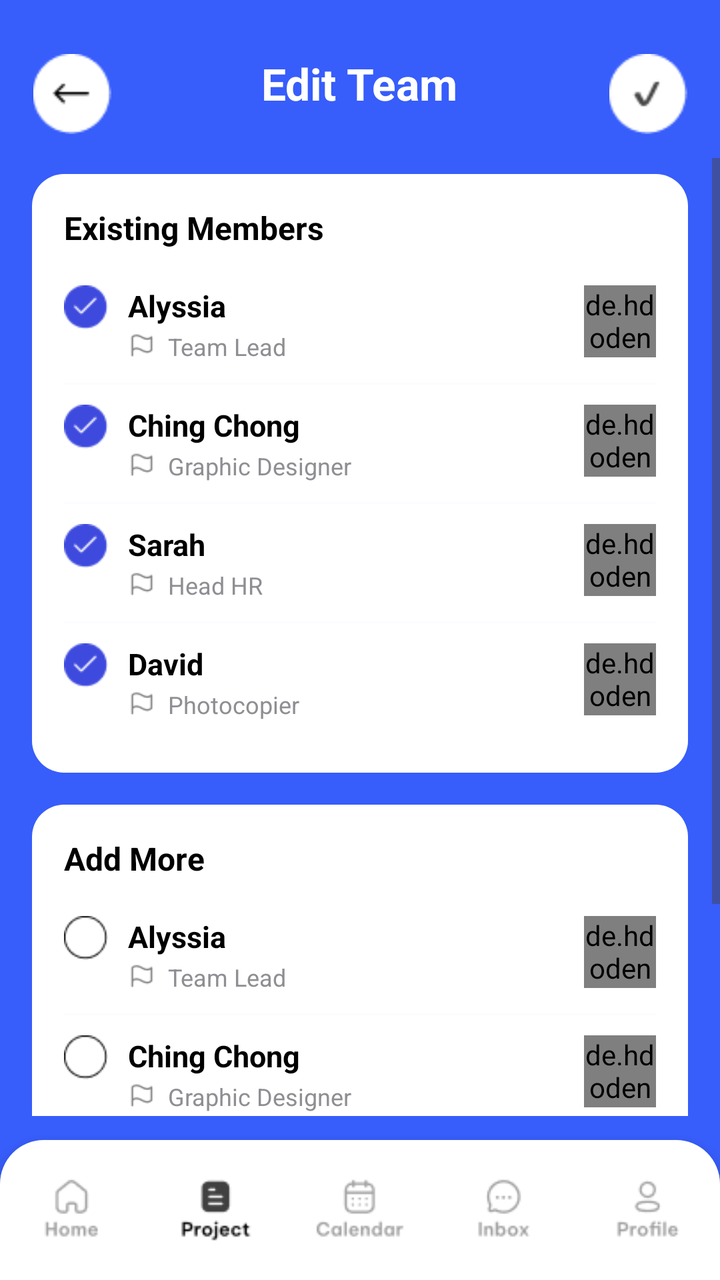
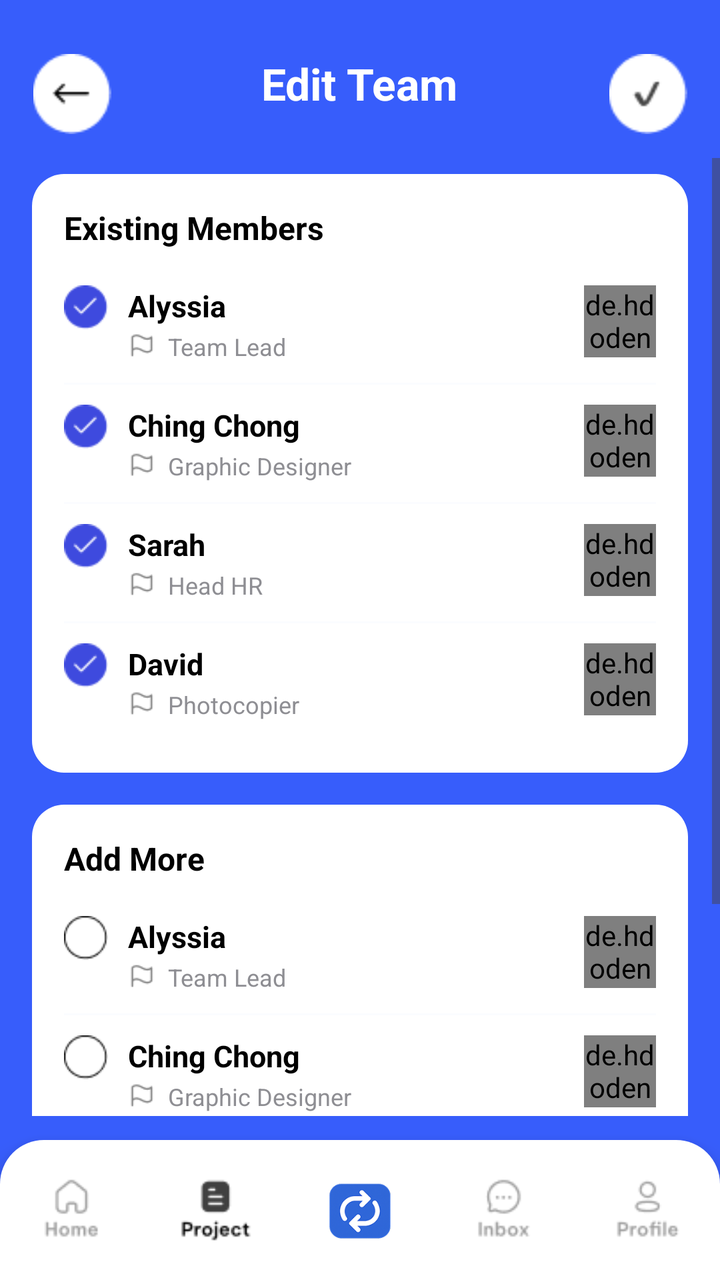

The first picture is an Android layout as it rendered before a commit; the second is the same layout after the commit. The layout source and the unified diff follow.
<!-- AndroidManifest.xml: application theme Theme.Teamflow -->
<!-- res/layout/activity_edit_team.xml -->
<?xml version="1.0" encoding="utf-8"?>
<RelativeLayout xmlns:android="http://schemas.android.com/apk/res/android"
    xmlns:app="http://schemas.android.com/apk/res-auto"
    xmlns:tools="http://schemas.android.com/tools"
    android:layout_width="match_parent"
    android:layout_height="match_parent"
    android:background="@color/bluebg"
    android:paddingTop="15dp"
    tools:context=".edit_team">

    
    <RelativeLayout
        android:id="@+id/topBar"
        android:layout_width="match_parent"
        android:layout_height="64dp"
        android:paddingStart="16dp"
        android:paddingEnd="16dp"
        android:gravity="center_vertical">

        <ImageView
            android:id="@+id/btnBack"
            android:layout_width="40dp"
            android:layout_height="40dp"
            android:src="@drawable/back_arrow"
            android:layout_alignParentStart="true" />

        <TextView
            android:id="@+id/title"
            android:layout_width="wrap_content"
            android:layout_height="wrap_content"
            android:layout_centerHorizontal="true"
            android:text="Edit Team"
            android:textColor="@color/white"
            android:textSize="22sp"
            android:textStyle="bold" />

        <ImageView
            android:id="@+id/btnSave"
            android:layout_width="40dp"
            android:layout_height="40dp"
            android:layout_alignParentEnd="true"
            android:src="@drawable/save_tick" />
    </RelativeLayout>

    
    <ScrollView
        android:layout_width="match_parent"
        android:layout_height="0dp"
        android:layout_below="@id/topBar"
        android:layout_above="@id/bottomNav"
        android:fillViewport="true"
        android:paddingBottom="12dp">

        <LinearLayout
            android:layout_width="match_parent"
            android:layout_height="wrap_content"
            android:orientation="vertical"
            android:paddingHorizontal="16dp">

            
            <LinearLayout
                android:layout_width="match_parent"
                android:layout_height="wrap_content"
                android:orientation="vertical"
                android:background="@drawable/bg_card_round"
                android:padding="16dp"
                android:layout_marginTop="8dp">

                <TextView
                    android:layout_width="wrap_content"
                    android:layout_height="wrap_content"
                    android:text="Existing Members"
                    android:textColor="@color/black"
                    android:textStyle="bold"
                    android:textSize="16sp"
                    android:paddingBottom="8dp" />

                
                <LinearLayout
                    android:layout_width="match_parent"
                    android:layout_height="wrap_content"
                    android:orientation="horizontal"
                    android:paddingVertical="10dp">

                    <ImageView
                        android:layout_width="22dp"
                        android:layout_height="22dp"
                        android:src="@drawable/completed_tick" />

                    <LinearLayout
                        android:layout_width="0dp"
                        android:layout_height="wrap_content"
                        android:layout_weight="1"
                        android:orientation="vertical"
                        android:layout_marginStart="10dp">

                        <TextView
                            android:layout_width="wrap_content"
                            android:layout_height="wrap_content"
                            android:text="Alyssia"
                            android:textStyle="bold"
                            android:textSize="15sp"
                            android:textColor="@color/black" />

                        <LinearLayout
                            android:layout_width="wrap_content"
                            android:layout_height="wrap_content"
                            android:orientation="horizontal"
                            android:layout_marginTop="2dp"
                            android:gravity="center_vertical">

                            <ImageView
                                android:layout_width="14dp"
                                android:layout_height="14dp"
                                android:src="@drawable/flag" />

                            <TextView
                                android:layout_width="wrap_content"
                                android:layout_height="wrap_content"
                                android:text="Team Lead"
                                android:textColor="@color/textgrey"
                                android:textSize="12sp"
                                android:layout_marginStart="6dp" />
                        </LinearLayout>
                    </LinearLayout>

                    <de.hdodenhof.circleimageview.CircleImageView
                        android:layout_width="36dp"
                        android:layout_height="36dp"
                        android:src="@drawable/pfp1" />
                </LinearLayout>

                <View android:layout_width="match_parent" android:layout_height="1dp" android:background="@color/greybg" />

                
                <LinearLayout
                    android:layout_width="match_parent"
                    android:layout_height="wrap_content"
                    android:orientation="horizontal"
                    android:paddingVertical="10dp">

                    <ImageView
                        android:layout_width="22dp"
                        android:layout_height="22dp"
                        android:src="@drawable/completed_tick" />

                    <LinearLayout
                        android:layout_width="0dp"
                        android:layout_height="wrap_content"
                        android:layout_weight="1"
                        android:orientation="vertical"
                        android:layout_marginStart="10dp">

                        <TextView
                            android:layout_width="wrap_content"
                            android:layout_height="wrap_content"
                            android:text="Ching Chong"
                            android:textStyle="bold"
                            android:textSize="15sp"
                            android:textColor="@color/black" />

                        <LinearLayout
                            android:layout_width="wrap_content"
                            android:layout_height="wrap_content"
                            android:orientation="horizontal"
                            android:layout_marginTop="2dp"
                            android:gravity="center_vertical">

                            <ImageView
                                android:layout_width="14dp"
                                android:layout_height="14dp"
                                android:src="@drawable/flag" />

                            <TextView
                                android:layout_width="wrap_content"
                                android:layout_height="wrap_content"
                                android:text="Graphic Designer"
                                android:textColor="@color/textgrey"
                                android:textSize="12sp"
                                android:layout_marginStart="6dp" />
                        </LinearLayout>
                    </LinearLayout>

                    <de.hdodenhof.circleimageview.CircleImageView
                        android:layout_width="36dp"
                        android:layout_height="36dp"
                        android:src="@drawable/pfp2" />
                </LinearLayout>

                <View android:layout_width="match_parent" android:layout_height="1dp" android:background="@color/greybg" />

                
                <LinearLayout
                    android:layout_width="match_parent"
                    android:layout_height="wrap_content"
                    android:orientation="horizontal"
                    android:paddingVertical="10dp">

                    <ImageView
                        android:layout_width="22dp"
                        android:layout_height="22dp"
                        android:src="@drawable/completed_tick" />

                    <LinearLayout
                        android:layout_width="0dp"
                        android:layout_height="wrap_content"
                        android:layout_weight="1"
                        android:orientation="vertical"
                        android:layout_marginStart="10dp">

                        <TextView
                            android:layout_width="wrap_content"
                            android:layout_height="wrap_content"
                            android:text="Sarah"
                            android:textStyle="bold"
                            android:textSize="15sp"
                            android:textColor="@color/black" />

                        <LinearLayout
                            android:layout_width="wrap_content"
                            android:layout_height="wrap_content"
                            android:orientation="horizontal"
                            android:layout_marginTop="2dp"
                            android:gravity="center_vertical">

                            <ImageView
                                android:layout_width="14dp"
                                android:layout_height="14dp"
                                android:src="@drawable/flag" />

                            <TextView
                                android:layout_width="wrap_content"
                                android:layout_height="wrap_content"
                                android:text="Head HR"
                                android:textColor="@color/textgrey"
                                android:textSize="12sp"
                                android:layout_marginStart="6dp" />
                        </LinearLayout>
                    </LinearLayout>

                    <de.hdodenhof.circleimageview.CircleImageView
                        android:layout_width="36dp"
                        android:layout_height="36dp"
                        android:src="@drawable/pfp3" />
                </LinearLayout>

                <View android:layout_width="match_parent" android:layout_height="1dp" android:background="@color/greybg" />

                
                <LinearLayout
                    android:layout_width="match_parent"
                    android:layout_height="wrap_content"
                    android:orientation="horizontal"
                    android:paddingVertical="10dp">

                    <ImageView
                        android:layout_width="22dp"
                        android:layout_height="22dp"
                        android:src="@drawable/completed_tick" />

                    <LinearLayout
                        android:layout_width="0dp"
                        android:layout_height="wrap_content"
                        android:layout_weight="1"
                        android:orientation="vertical"
                        android:layout_marginStart="10dp">

                        <TextView
                            android:layout_width="wrap_content"
                            android:layout_height="wrap_content"
                            android:text="David"
                            android:textStyle="bold"
                            android:textSize="15sp"
                            android:textColor="@color/black" />

                        <LinearLayout
                            android:layout_width="wrap_content"
                            android:layout_height="wrap_content"
                            android:orientation="horizontal"
                            android:layout_marginTop="2dp"
                            android:gravity="center_vertical">

                            <ImageView
                                android:layout_width="14dp"
                                android:layout_height="14dp"
                                android:src="@drawable/flag" />

                            <TextView
                                android:layout_width="wrap_content"
                                android:layout_height="wrap_content"
                                android:text="Photocopier"
                                android:textColor="@color/textgrey"
                                android:textSize="12sp"
                                android:layout_marginStart="6dp" />
                        </LinearLayout>
                    </LinearLayout>

                    <de.hdodenhof.circleimageview.CircleImageView
                        android:layout_width="36dp"
                        android:layout_height="36dp"
                        android:src="@drawable/pfp4" />
                </LinearLayout>
            </LinearLayout>

            
            <LinearLayout
                android:layout_width="match_parent"
                android:layout_height="wrap_content"
                android:orientation="vertical"
                android:background="@drawable/bg_card_round"
                android:padding="16dp"
                android:layout_marginTop="16dp"
                android:layout_marginBottom="8dp">

                <TextView
                    android:layout_width="wrap_content"
                    android:layout_height="wrap_content"
                    android:text="Add More"
                    android:textColor="@color/black"
                    android:textStyle="bold"
                    android:textSize="16sp"
                    android:paddingBottom="8dp" />

                
                <LinearLayout
                    android:layout_width="match_parent"
                    android:layout_height="wrap_content"
                    android:orientation="horizontal"
                    android:paddingVertical="10dp">

                    <ImageView
                        android:layout_width="22dp"
                        android:layout_height="22dp"
                        android:src="@drawable/not_completed" />

                    <LinearLayout
                        android:layout_width="0dp"
                        android:layout_height="wrap_content"
                        android:layout_weight="1"
                        android:orientation="vertical"
                        android:layout_marginStart="10dp">

                        <TextView
                            android:layout_width="wrap_content"
                            android:layout_height="wrap_content"
                            android:text="Alyssia"
                            android:textStyle="bold"
                            android:textSize="15sp"
                            android:textColor="@color/black" />

                        <LinearLayout
                            android:layout_width="wrap_content"
                            android:layout_height="wrap_content"
                            android:orientation="horizontal"
                            android:layout_marginTop="2dp"
                            android:gravity="center_vertical">

                            <ImageView
                                android:layout_width="14dp"
                                android:layout_height="14dp"
                                android:src="@drawable/flag" />

                            <TextView
                                android:layout_width="wrap_content"
                                android:layout_height="wrap_content"
                                android:text="Team Lead"
                                android:textColor="@color/textgrey"
                                android:textSize="12sp"
                                android:layout_marginStart="6dp" />
                        </LinearLayout>
                    </LinearLayout>

                    <de.hdodenhof.circleimageview.CircleImageView
                        android:layout_width="36dp"
                        android:layout_height="36dp"
                        android:src="@drawable/pfp1" />
                </LinearLayout>

                <View android:layout_width="match_parent" android:layout_height="1dp" android:background="@color/greybg" />

                
                <LinearLayout
                    android:layout_width="match_parent"
                    android:layout_height="wrap_content"
                    android:orientation="horizontal"
                    android:paddingVertical="10dp">

                    <ImageView
                        android:layout_width="22dp"
                        android:layout_height="22dp"
                        android:src="@drawable/not_completed" />

                    <LinearLayout
                        android:layout_width="0dp"
                        android:layout_height="wrap_content"
                        android:layout_weight="1"
                        android:orientation="vertical"
                        android:layout_marginStart="10dp">

                        <TextView
                            android:layout_width="wrap_content"
                            android:layout_height="wrap_content"
                            android:text="Ching Chong"
                            android:textStyle="bold"
                            android:textSize="15sp"
                            android:textColor="@color/black" />

                        <LinearLayout
                            android:layout_width="wrap_content"
                            android:layout_height="wrap_content"
                            android:orientation="horizontal"
                            android:layout_marginTop="2dp"
                            android:gravity="center_vertical">

                            <ImageView
                                android:layout_width="14dp"
                                android:layout_height="14dp"
                                android:src="@drawable/flag" />

                            <TextView
                                android:layout_width="wrap_content"
                                android:layout_height="wrap_content"
                                android:text="Graphic Designer"
                                android:textColor="@color/textgrey"
                                android:textSize="12sp"
                                android:layout_marginStart="6dp" />
                        </LinearLayout>
                    </LinearLayout>

                    <de.hdodenhof.circleimageview.CircleImageView
                        android:layout_width="36dp"
                        android:layout_height="36dp"
                        android:src="@drawable/pfp2" />
                </LinearLayout>

                <View android:layout_width="match_parent" android:layout_height="1dp" android:background="@color/greybg" />

                
                <LinearLayout
                    android:layout_width="match_parent"
                    android:layout_height="wrap_content"
                    android:orientation="horizontal"
                    android:paddingVertical="10dp">

                    <ImageView
                        android:layout_width="22dp"
                        android:layout_height="22dp"
                        android:src="@drawable/not_completed" />

                    <LinearLayout
                        android:layout_width="0dp"
                        android:layout_height="wrap_content"
                        android:layout_weight="1"
                        android:orientation="vertical"
                        android:layout_marginStart="10dp">

                        <TextView
                            android:layout_width="wrap_content"
                            android:layout_height="wrap_content"
                            android:text="Sarah"
                            android:textStyle="bold"
                            android:textSize="15sp"
                            android:textColor="@color/black" />

                        <LinearLayout
                            android:layout_width="wrap_content"
                            android:layout_height="wrap_content"
                            android:orientation="horizontal"
                            android:layout_marginTop="2dp"
                            android:gravity="center_vertical">

                            <ImageView
                                android:layout_width="14dp"
                                android:layout_height="14dp"
                                android:src="@drawable/flag" />

                            <TextView
                                android:layout_width="wrap_content"
                                android:layout_height="wrap_content"
                                android:text="Head HR"
                                android:textColor="@color/textgrey"
                                android:textSize="12sp"
                                android:layout_marginStart="6dp" />
                        </LinearLayout>
                    </LinearLayout>

                    <de.hdodenhof.circleimageview.CircleImageView
                        android:layout_width="36dp"
                        android:layout_height="36dp"
                        android:src="@drawable/pfp3" />
                </LinearLayout>

                <View android:layout_width="match_parent" android:layout_height="1dp" android:background="@color/greybg" />

                
                <LinearLayout
                    android:layout_width="match_parent"
                    android:layout_height="wrap_content"
                    android:orientation="horizontal"
                    android:paddingVertical="10dp">

                    <ImageView
                        android:layout_width="22dp"
                        android:layout_height="22dp"
                        android:src="@drawable/not_completed" />

                    <LinearLayout
                        android:layout_width="0dp"
                        android:layout_height="wrap_content"
                        android:layout_weight="1"
                        android:orientation="vertical"
                        android:layout_marginStart="10dp">

                        <TextView
                            android:layout_width="wrap_content"
                            android:layout_height="wrap_content"
                            android:text="David"
                            android:textStyle="bold"
                            android:textSize="15sp"
                            android:textColor="@color/black" />

                        <LinearLayout
                            android:layout_width="wrap_content"
                            android:layout_height="wrap_content"
                            android:orientation="horizontal"
                            android:layout_marginTop="2dp"
                            android:gravity="center_vertical">

                            <ImageView
                                android:layout_width="14dp"
                                android:layout_height="14dp"
                                android:src="@drawable/flag" />

                            <TextView
                                android:layout_width="wrap_content"
                                android:layout_height="wrap_content"
                                android:text="Photocopier"
                                android:textColor="@color/textgrey"
                                android:textSize="12sp"
                                android:layout_marginStart="6dp" />
                        </LinearLayout>
                    </LinearLayout>

                    <de.hdodenhof.circleimageview.CircleImageView
                        android:layout_width="36dp"
                        android:layout_height="36dp"
                        android:src="@drawable/pfp4" />
                </LinearLayout>
            </LinearLayout>
        </LinearLayout>
    </ScrollView>

    
    <LinearLayout
        android:id="@+id/bottomNav"
        android:layout_alignParentBottom="true"
        android:layout_width="match_parent"
        android:layout_height="70dp"
        android:orientation="horizontal"
        android:weightSum="5"
        android:background="@drawable/bg_bottom_nav_round"
        android:elevation="8dp"
        android:paddingVertical="8dp">

        <LinearLayout android:layout_width="0dp" android:layout_height="match_parent" android:layout_weight="1" android:gravity="center">
            <ImageView android:layout_width="match_parent" android:layout_height="match_parent" android:layout_margin="10dp" android:src="@drawable/home_unselect"/>
        </LinearLayout>
        <LinearLayout android:layout_width="0dp" android:layout_height="match_parent" android:layout_weight="1" android:gravity="center">
            <ImageView android:layout_width="match_parent" android:layout_height="match_parent" android:layout_margin="10dp" android:src="@drawable/project_selected"/>
        </LinearLayout>
        <LinearLayout android:layout_width="0dp" android:layout_height="match_parent" android:layout_weight="1" android:gravity="center">
            <ImageView android:layout_width="match_parent" android:layout_height="match_parent" android:layout_margin="10dp" android:src="@drawable/calendar_unselect"/>
        </LinearLayout>
        <LinearLayout android:layout_width="0dp" android:layout_height="match_parent" android:layout_weight="1" android:gravity="center">
            <ImageView android:layout_width="match_parent" android:layout_height="match_parent" android:layout_margin="10dp" android:src="@drawable/inbox_unselect"/>
        </LinearLayout>
        <LinearLayout android:layout_width="0dp" android:layout_height="match_parent" android:layout_weight="1" android:gravity="center">
            <ImageView android:layout_width="match_parent" android:layout_height="match_parent" android:layout_margin="10dp" android:src="@drawable/profile_unselect"/>
        </LinearLayout>
    </LinearLayout>

</RelativeLayout>
<!-- resources referenced by this layout -->
<resources>
  <color name="black">#FF000000</color>
  <color name="bluebg">#375DFB</color>
  <color name="greybg">#FBFCFF</color>
  <color name="textgrey">#8E8E93</color>
  <color name="white">#FFFFFFFF</color>
  <!-- drawable back_arrow: png bitmap (drawable, 621 bytes) -->
  <!-- drawable bg_bottom_nav_round (drawable) -->
  <?xml version="1.0" encoding="utf-8"?>
  <shape xmlns:android="http://schemas.android.com/apk/res/android">
      <corners android:topLeftRadius="22dp" android:topRightRadius="22dp" />
      <solid android:color="@color/white" />
  </shape>
  <!-- drawable bg_card_round (drawable) -->
  <?xml version="1.0" encoding="utf-8"?>
  <shape xmlns:android="http://schemas.android.com/apk/res/android">
      <corners android:radius="16dp" />
      <solid android:color="@color/white" />
  </shape>
  <!-- drawable calendar_unselect: png bitmap (drawable, 1151 bytes) -->
  <!-- drawable completed_tick: png bitmap (drawable, 701 bytes) -->
  <!-- drawable flag: png bitmap (drawable, 361 bytes) -->
  <!-- drawable home_unselect: png bitmap (drawable, 898 bytes) -->
  <!-- drawable inbox_unselect: png bitmap (drawable, 952 bytes) -->
  <!-- drawable not_completed: png bitmap (drawable, 436 bytes) -->
  <!-- drawable pfp1: png bitmap (drawable, 3442 bytes) -->
  <!-- drawable pfp2: png bitmap (drawable, 3665 bytes) -->
  <!-- drawable pfp3: png bitmap (drawable, 3564 bytes) -->
  <!-- drawable pfp4: png bitmap (drawable, 3070 bytes) -->
  <!-- drawable profile_unselect: png bitmap (drawable, 1003 bytes) -->
  <!-- drawable project_selected: png bitmap (drawable, 725 bytes) -->
  <!-- drawable save_tick: png bitmap (drawable, 838 bytes) -->
  <style name="Theme.Teamflow" parent="Base.Theme.Teamflow" />
  <style name="Base.Theme.Teamflow" parent="Theme.Material3.DayNight.NoActionBar">
          
         <item name="colorPrimary">#2F6CE5</item>
      </style>
</resources>

<!-- the commit's change to res/layout/activity_edit_team.xml (unified diff, before → after) -->
@@ -569,7 +569,7 @@
             <ImageView android:layout_width="match_parent" android:layout_height="match_parent" android:layout_margin="10dp" android:src="@drawable/project_selected"/>
         </LinearLayout>
         <LinearLayout android:layout_width="0dp" android:layout_height="match_parent" android:layout_weight="1" android:gravity="center">
-            <ImageView android:layout_width="match_parent" android:layout_height="match_parent" android:layout_margin="10dp" android:src="@drawable/calendar_unselect"/>
+            <ImageView android:layout_width="match_parent" android:layout_height="match_parent" android:layout_margin="10dp" android:src="@drawable/logo_main"/>
         </LinearLayout>
         <LinearLayout android:layout_width="0dp" android:layout_height="match_parent" android:layout_weight="1" android:gravity="center">
             <ImageView android:layout_width="match_parent" android:layout_height="match_parent" android:layout_margin="10dp" android:src="@drawable/inbox_unselect"/>
<!-- resource entries referenced after the edit -->
@@ -18,11 +18,11 @@
       <corners android:radius="16dp" />
       <solid android:color="@color/white" />
   </shape>
-  <!-- drawable calendar_unselect: png bitmap (drawable, 1151 bytes) -->
   <!-- drawable completed_tick: png bitmap (drawable, 701 bytes) -->
   <!-- drawable flag: png bitmap (drawable, 361 bytes) -->
   <!-- drawable home_unselect: png bitmap (drawable, 898 bytes) -->
   <!-- drawable inbox_unselect: png bitmap (drawable, 952 bytes) -->
+  <!-- drawable logo_main: png bitmap (drawable, 15760 bytes) -->
   <!-- drawable not_completed: png bitmap (drawable, 436 bytes) -->
   <!-- drawable pfp1: png bitmap (drawable, 3442 bytes) -->
   <!-- drawable pfp2: png bitmap (drawable, 3665 bytes) -->
